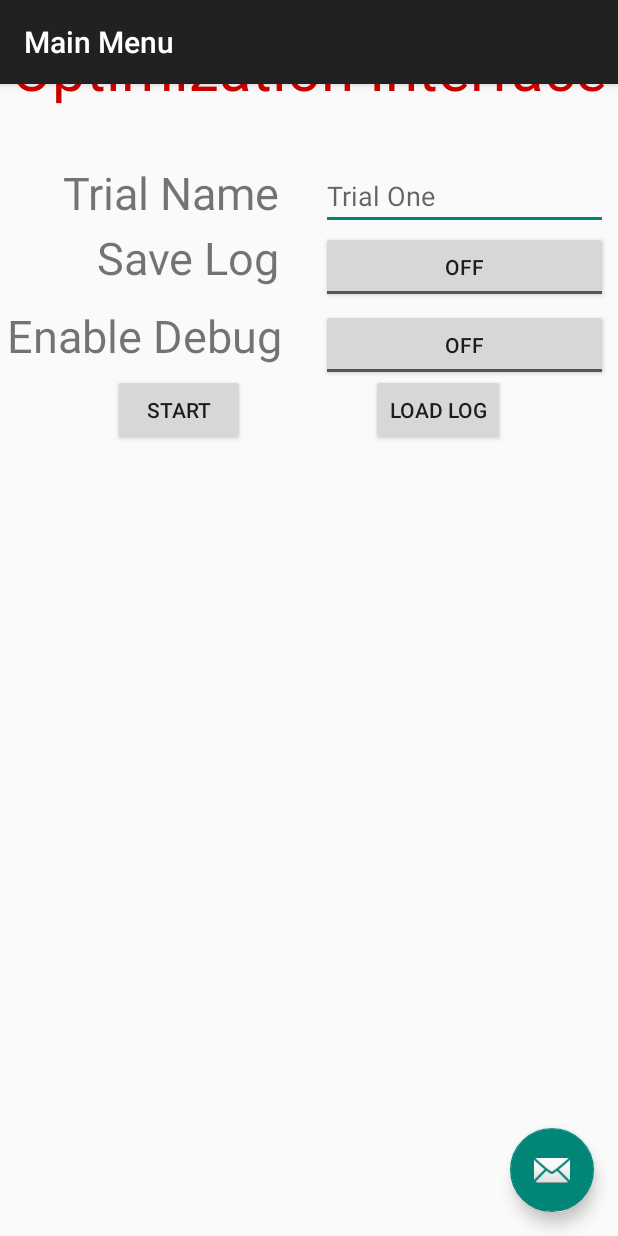
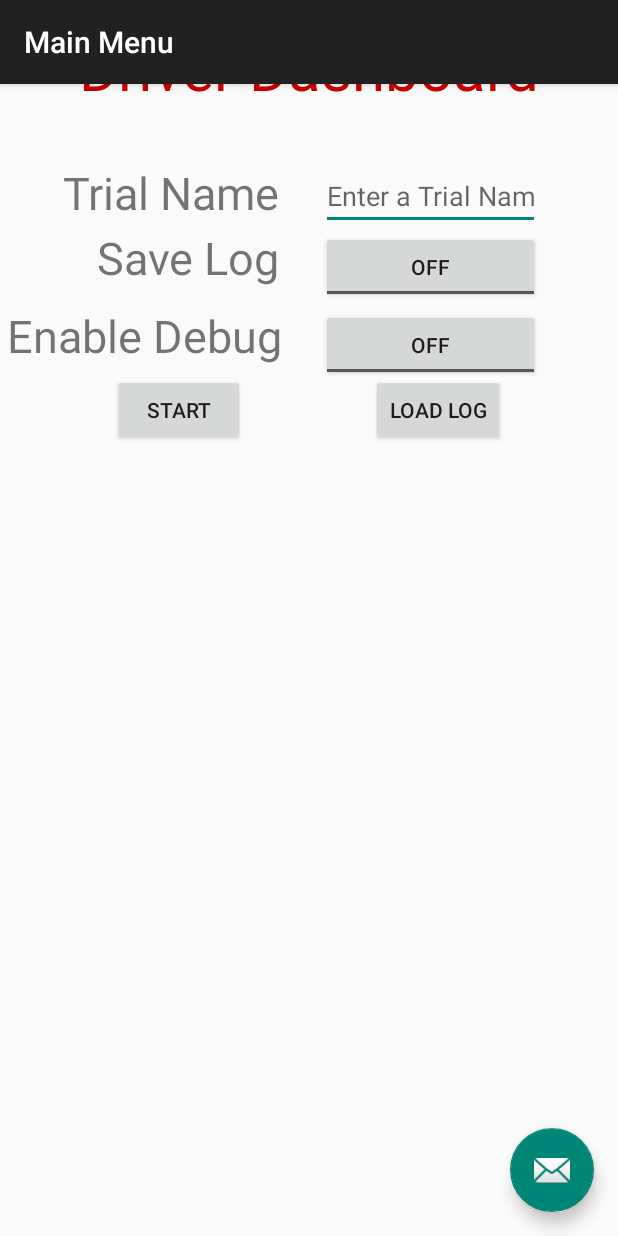
Before and after one commit to CarnegieMellonSolarRacing/AndroidApp, an Android app: the screen it shows after launch (StartScreen), on a phone screen of 412 x 824 dp. Run offline under Robolectric (Android 15) with nearby library versions, the phone set to English and light mode, and no system bars.

```diff
--- a/app/src/main/res/layout/content_start_screen.xml
+++ b/app/src/main/res/layout/content_start_screen.xml
@@ -24,15 +24,15 @@
             android:id="@+id/header"
             android:layout_width="wrap_content"
             android:layout_height="wrap_content"
-            android:text="Optimization Interface"
-            android:textSize="40dp"
+            android:layout_marginTop="8dp"
+            android:text="Driver Dashboard"
             android:textAlignment="center"
             android:textColor="@android:color/holo_red_dark"
-            android:layout_marginTop="8dp"
+            android:textSize="40dp"
+            app:layout_constraintHorizontal_bias="0.504"
             app:layout_constraintLeft_toLeftOf="parent"
             app:layout_constraintRight_toRightOf="parent"
-            app:layout_constraintTop_toBottomOf="@+id/cmsrLogo"
-            app:layout_constraintHorizontal_bias="0.504" />
+            app:layout_constraintTop_toBottomOf="@+id/cmsrLogo" />
 
         <TextView
             android:id="@+id/nameFieldLabel"
@@ -51,7 +51,7 @@
             android:layout_width="0dp"
             android:ems="10"
             android:inputType="text"
-            android:hint="Trial One"
+            android:hint="Enter a Trial Name"
             android:layout_marginLeft="8dp"
             app:layout_constraintTop_toTopOf="@+id/nameFieldLabel"
             app:layout_constraintLeft_toLeftOf="@+id/centerline"
@@ -80,7 +80,8 @@
             app:layout_constraintRight_toRightOf="@+id/header"
             android:layout_marginStart="8dp" />
 
-        <TextView
+          <!-- Causes black screen when toggle "On" -->
+          <TextView
             android:id="@+id/enableDebugLabel"
             android:layout_width="wrap_content"
             android:layout_height="wrap_content"
```
Also changed, not shown: app/src/main/java/co/cmsr/optiandroid/DataManager.java (+6 -5 lines), app/src/main/java/co/cmsr/optiandroid/communication/ArduinoUsbBridge.java (+16 -6 lines), app/src/main/res/layout/activity_main.xml (+10 -10 lines), app/src/main/res/layout/boat_display.xml (+20 -20 lines), 1 other file.
